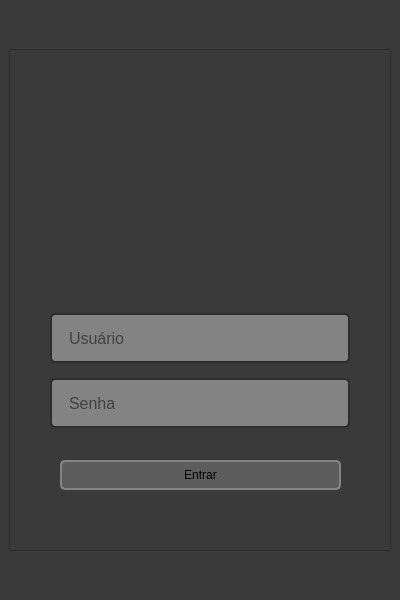
Old version of the form Project/login.ui in the repository Robotz213/PainelAdmin-Controldocs.
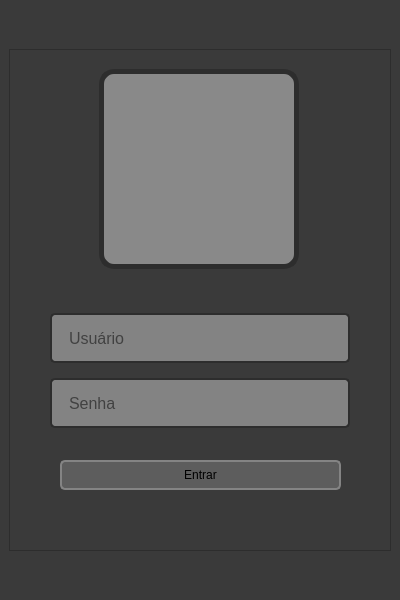
New version of the form. Icons and pictures are not drawn.

What changed in the file:
```diff
--- a/Project/login.ui
+++ b/Project/login.ui
@@ -143,9 +143,9 @@
         <widget class="QFrame" name="frame_5">
          <property name="geometry">
           <rect>
-           <x>191</x>
-           <y>29</y>
-           <width>16</width>
+           <x>90</x>
+           <y>20</y>
+           <width>200</width>
            <height>200</height>
           </rect>
          </property>
@@ -155,6 +155,14 @@
            <height>200</height>
           </size>
          </property>
+         <property name="styleSheet">
+          <string notr="true">image: url(:/home/Icons/LOGOPROEXPRESS2-removebg-preview.png);
+background-color: rgba(255, 255, 255, 0.4);
+border: 5px solid rgb(45,45,45);
+border-radius: 15px;
+padding: 15px;
+</string>
+         </property>
          <property name="frameShape">
           <enum>QFrame::NoFrame</enum>
          </property>
```
Left out of the diff: 4 changed lines with no effect on the pictures.
